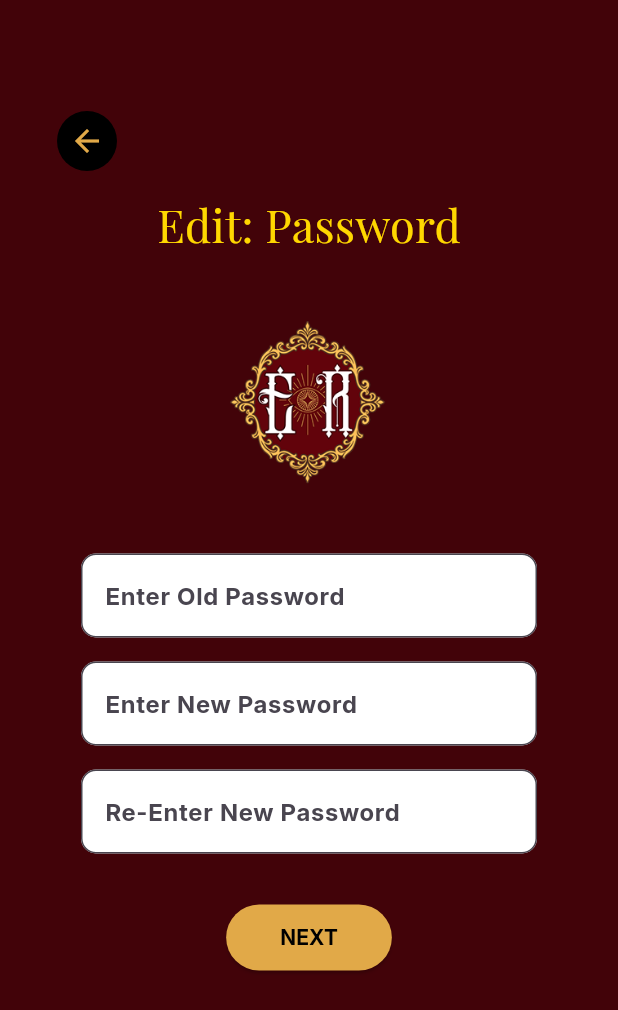
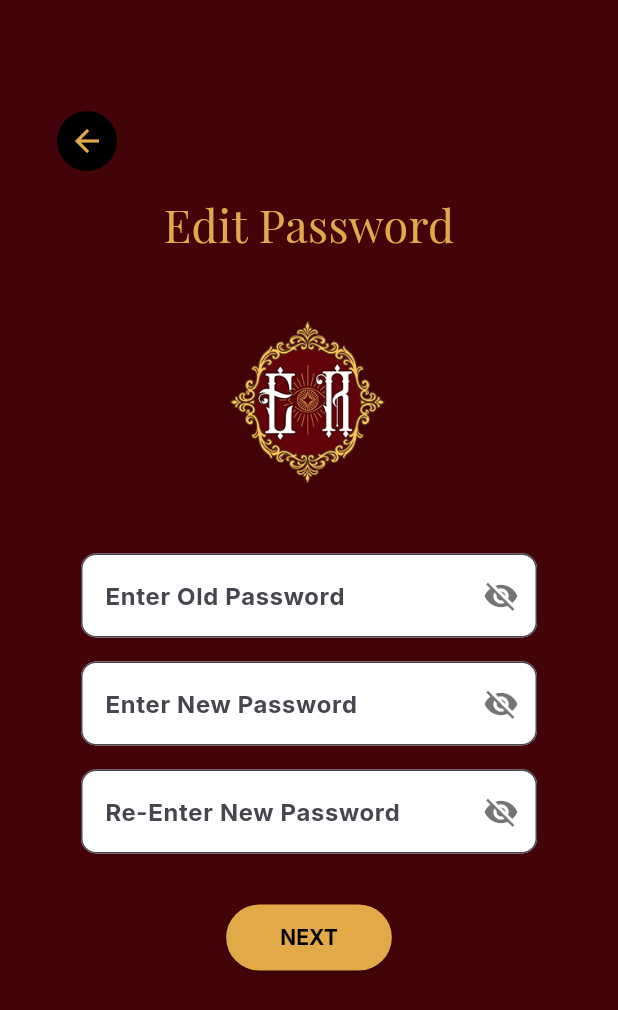
Before and after one commit to DaMasterofPuppets/Mob_Prog, a Flutter app: the ChangePasswordPage screen opened by its route, on a phone screen of 412 x 824 dp. Shown: the top 1010 px of the screen. Run offline on Flutter 3.47's test engine with Material 3 defaults, Android fonts, the phone set to English and light mode, and no system bars; our stand-ins replace supabase_flutter; accounts and stored records are empty.

Commit message:
Change password backend working and UI upgrade. Delete account UI upgrade

```diff
--- a/lib/screens/settings/change_password/change_password.dart
+++ b/lib/screens/settings/change_password/change_password.dart
@@ -16,6 +16,11 @@ class _ChangePasswordPageState extends State<ChangePasswordPage> {
   final TextEditingController reenterPasswordController = TextEditingController();
 
   bool _loading = false;
+
+  // password visibility flags
+  bool _obscureOld = true;
+  bool _obscureNew = true;
+  bool _obscureReenter = true;
 
   SupabaseClient get supabase => Supabase.instance.client;
 
@@ -71,8 +76,8 @@ class _ChangePasswordPageState extends State<ChangePasswordPage> {
           email: user.email!,
           newPassword: newPassword,
           onSuccess: () {
-            Navigator.of(context).pop();
-            Navigator.pushNamed(context, '/password_changed');
+            // Intentionally left empty to avoid automatic navigation to /password_changed.
+            // The confirmation dialog already instructs the user to go back to menu.
           },
         ),
       );
@@ -111,19 +116,34 @@ class _ChangePasswordPageState extends State<ChangePasswordPage> {
                     ),
                     const SizedBox(height: 10),
                     const Text(
-                      'Edit: Password',
+                      'Edit Password',
                       style: TextStyle(
                         fontFamily: 'PlayfairDisplay',
                         fontSize: 30,
-                        color: Color(0xFFFFD700),
+                        color: Color(0xFFE1A948),
                       ),
                     ),
                     const SizedBox(height: 30),
                     Image.asset('assets/images/logo.png', height: 130),
                     const SizedBox(height: 30),
-                    _buildTextField('Enter Old Password', oldPasswordController),
-                    _buildTextField('Enter New Password', newPasswordController),
-                    _buildTextField('Re-Enter New Password', reenterPasswordController),
+                    _buildTextField(
+                      'Enter Old Password',
+                      oldPasswordController,
+                      obscure: _obscureOld,
+                      toggleObscure: () => setState(() => _obscureOld = !_obscureOld),
+                    ),
+                    _buildTextField(
+                      'Enter New Password',
+                      newPasswordController,
+                      obscure: _obscureNew,
+                      toggleObscure: () => setState(() => _obscureNew = !_obscureNew),
+                    ),
+                    _buildTextField(
+                      'Re-Enter New Password',
+                      reenterPasswordController,
+                      obscure: _obscureReenter,
+                      toggleObscure: () => setState(() => _obscureReenter = !_obscureReenter),
+                    ),
                     const SizedBox(height: 24),
                     _buildButton(
                       _loading ? 'PROCESSING...' : 'NEXT',
@@ -145,12 +165,18 @@ class _ChangePasswordPageState extends State<ChangePasswordPage> {
     );
   }
 
-  Widget _buildTextField(String hint, TextEditingController controller) {
+  /// Updated: accepts obscure flag and toggle callback for eye icon
+  Widget _buildTextField(
+    String hint,
+    TextEditingController controller, {
+    required bool obscure,
+    required VoidCallback toggleObscure,
+  }) {
     return Padding(
       padding: const EdgeInsets.symmetric(horizontal: 20, vertical: 8),
       child: TextField(
         controller: controller,
-        obscureText: true,
+        obscureText: obscure,
         enableSuggestions: false,
         autocorrect: false,
         decoration: InputDecoration(
@@ -158,6 +184,14 @@ class _ChangePasswordPageState extends State<ChangePasswordPage> {
           filled: true,
           fillColor: Colors.white,
           border: OutlineInputBorder(borderRadius: BorderRadius.circular(10)),
+          suffixIcon: IconButton(
+            onPressed: toggleObscure,
+            icon: Icon(
+              obscure ? Icons.visibility_off : Icons.visibility,
+              // match icon color to UI; dark enough on white background
+              color: Colors.black54,
+            ),
+          ),
         ),
       ),
     );
```
Also changed, not shown: lib/screens/settings/delete_account/delete_account.dart (+28 -6 lines).
